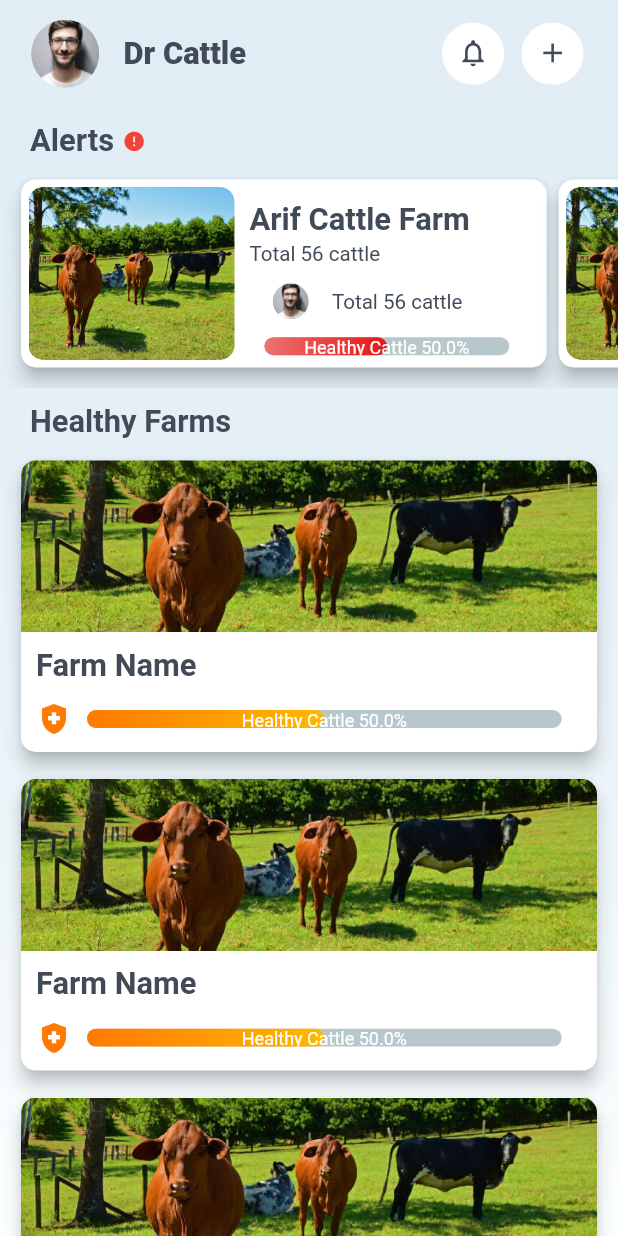
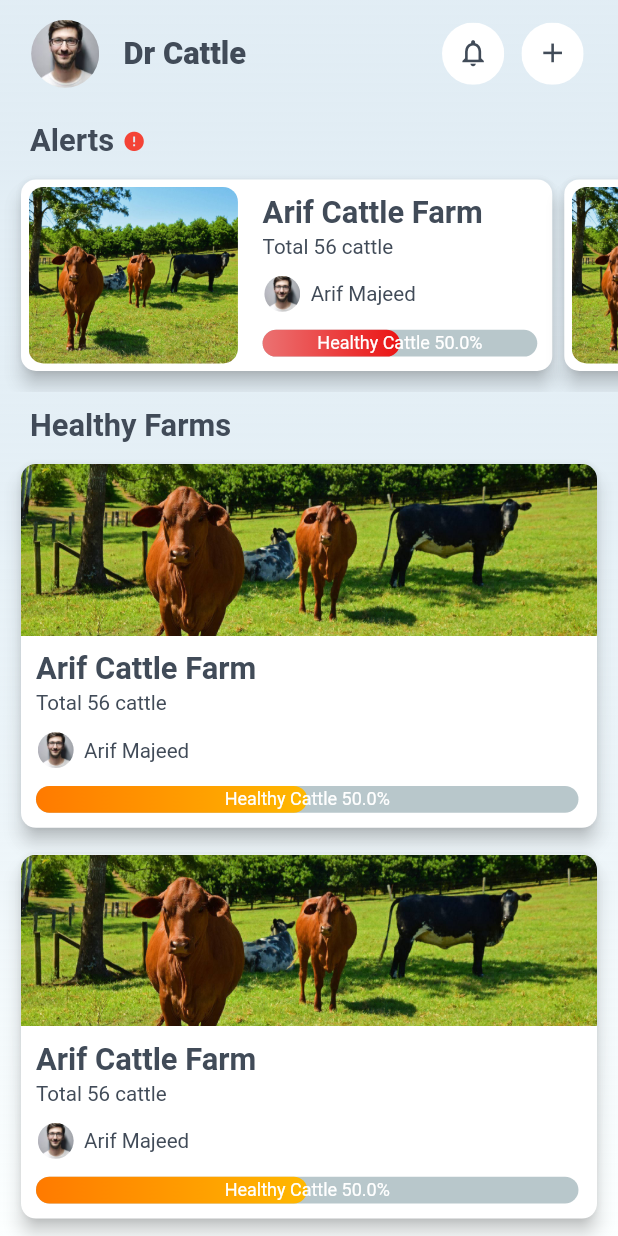
Before and after one commit to waleedaahmedd/dr_cattle, a Flutter app: the FarmsListScreen screen opened by its route, on a phone screen of 412 x 824 dp. Run offline on Flutter 3.47's test engine with Material 2 defaults, Android fonts, the phone set to English and light mode, and no system bars; drawn by our look-alikes of percent_indicator; our stand-ins replace easy_splash_screen, flutter_easyloading, flutter_screenutil, intl_phone_field, shared_preferences; accounts and stored records are empty; network calls fail; Roboto replaces fonts that are missing (Rubik).

Commit message:
farm list screen new

```diff
--- a/lib/screens/farms_list_screen.dart
+++ b/lib/screens/farms_list_screen.dart
@@ -40,8 +40,8 @@ class FarmsListScreen extends StatelessWidget {
                 ],
               ),
             ),
-            Container(
-              height: 120.h,
+            SizedBox(
+              height: 122.h,
               child: ListView.builder(
                   shrinkWrap: true,
                   padding:
@@ -72,11 +72,12 @@ class FarmsListScreen extends StatelessWidget {
                                   borderRadius: BorderRadius.circular(10.0),
                                   child: Image.asset(
                                     'assets/images/farm.jpg',
-                                    width: 120.w,
-                                    height: 120.h,
+                                    width: 122.w,
+                                    height: 122.h,
                                     fit: BoxFit.cover,
                                   ),
                                 ),
+                                SizedBox(width: 10.w,),
                                 Column(
                                   crossAxisAlignment: CrossAxisAlignment.start,
                                   children: [
@@ -87,7 +88,7 @@ class FarmsListScreen extends StatelessWidget {
                                       fit: BoxFit.cover,
                                     ),*/
                                     Padding(
-                                      padding: const EdgeInsets.all(10),
+                                      padding: const EdgeInsets.all(5),
                                       child: Column(
                                         crossAxisAlignment:
                                             CrossAxisAlignment.start,
@@ -108,6 +109,7 @@ class FarmsListScreen extends StatelessWidget {
                                             children: [
                                               SizedBox(
                                                 height: 20.h,
+                                                width: 23.w,
                                                 child: CircleAvatar(
                                                   backgroundColor:
                                                       Colors.transparent,
@@ -122,8 +124,9 @@ class FarmsListScreen extends StatelessWidget {
                                                   ),
                                                 ),
                                               ),
+                                              SizedBox(width: 5.w,),
                                               const GoogleFontText6(
-                                                data: 'Total 56 cattle',
+                                                data: 'Arif Majeed',
                                               ),
                                             ],
                                           ),
@@ -131,6 +134,7 @@ class FarmsListScreen extends StatelessWidget {
                                             height: 10.h,
                                           ),
                                           LinearPercentIndicator(
+                                            padding: EdgeInsets.symmetric(horizontal: 0),
                                             /*leading: const Icon(
                                               Icons.health_and_safety,
                                               color: CustomColors.color1,
@@ -142,7 +146,7 @@ class FarmsListScreen extends StatelessWidget {
                                                 const Radius.circular(10),
                                             animationDuration: 2000,
                                             width: 160.w,
-                                            lineHeight: 10.0.h,
+                                            lineHeight: 15.0.h,
                                             center: const Text(
                                               "Healthy Cattle 50.0%",
                                               style: TextStyle(
@@ -206,26 +210,63 @@ class FarmsListScreen extends StatelessWidget {
                               Padding(
                                 padding: const EdgeInsets.all(10),
                                 child: Column(
-                                  crossAxisAlignment: CrossAxisAlignment.start,
+                                  crossAxisAlignment:
+                                  CrossAxisAlignment.start,
                                   children: [
                                     const GoogleFontText5(
-                                      data: 'Farm Name',
+                                      data: 'Arif Cattle Farm',
+                                    ),
+                                    SizedBox(
+                                      height: 2.h,
+                                    ),
+                                    const GoogleFontText6(
+                                      data: 'Total 56 cattle',
+                                    ),
+                                    SizedBox(
+                                      height: 10.h,
+                                    ),
+                                    Row(
+                                      children: [
+                                        SizedBox(
+                                          height: 20.h,
+                                          width: 23.w,
+                                          child: CircleAvatar(
+                                            backgroundColor:
+                                            Colors.transparent,
+                                            radius: 24.r,
+                                            child: ClipOval(
+                                              child: Image.asset(
+                                                fit: BoxFit.cover,
+                                                'assets/images/profile.jpg',
+                                                width: 20.h,
+                                                height: 20.h,
+                                              ),
+                                            ),
+                                          ),
+                                        ),
+                                        SizedBox(width: 5.w,),
+                                        const GoogleFontText6(
+                                          data: 'Arif Majeed',
+                                        ),
+                                      ],
                                     ),
                                     SizedBox(
                                       height: 10.h,
                                     ),
                                     LinearPercentIndicator(
-                                      leading: const Icon(
-                                        Icons.health_and_safety,
-                                        color: CustomColors.color1,
-                                      ),
+                                      padding: EdgeInsets.symmetric(horizontal: 0),
+                                      /*leading: const Icon(
+                                              Icons.health_and_safety,
+                                              color: CustomColors.color1,
+                                            ),*/
                                       linearGradient:
-                                          CustomColors.linearGradient1,
+                                      CustomColors.linearGradient1,
                                       animation: true,
-                                      barRadius: const Radius.circular(10),
+                                      barRadius:
+                                      const Radius.circular(10),
                                       animationDuration: 2000,
-                                      width: 294.w,
-                                      lineHeight: 10.0.h,
+                                      width: 316.w,
+                                      lineHeight: 15.0.h,
                                       center: const Text(
                                         "Healthy Cattle 50.0%",
                                         style: TextStyle(
```
